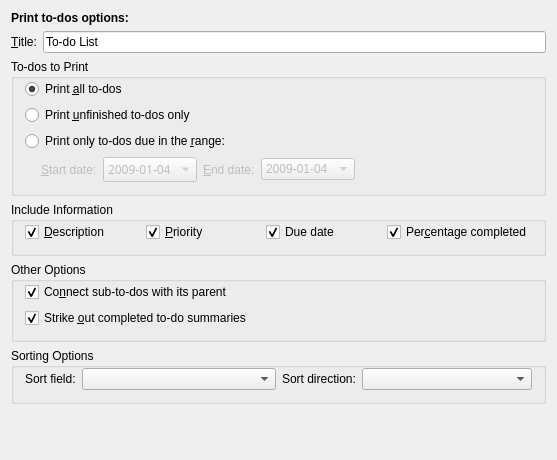
KDE/korganizer, file printing/calprinttodoconfig_base.ui: the form before one commit.
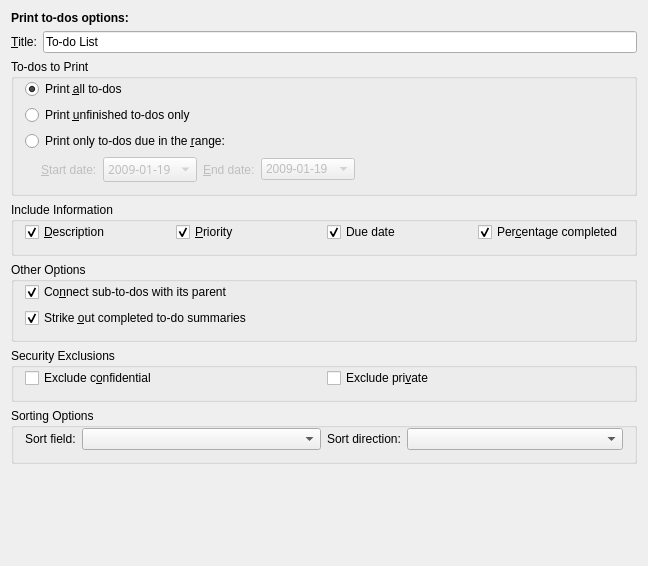
The form after the commit. Custom widgets are drawn as their Qt base class.

Commit message: BUG: 65192 GUI: Configurable ability to exclude Confidential and Private Incidences Day, Week, Month and ToDo prints.

```diff
--- a/printing/calprinttodoconfig_base.ui
+++ b/printing/calprinttodoconfig_base.ui
@@ -7,8 +7,8 @@
    <rect>
     <x>0</x>
     <y>0</y>
-    <width>557</width>
-    <height>460</height>
+    <width>648</width>
+    <height>566</height>
    </rect>
   </property>
   <layout class="QGridLayout" name="gridLayout" >
@@ -149,7 +149,7 @@
           </property>
           <item>
            <property name="text" >
-            <string>2009-01-04</string>
+            <string>2009-01-19</string>
            </property>
           </item>
          </widget>
@@ -186,7 +186,7 @@
           </property>
           <item>
            <property name="text" >
-            <string>2009-01-04</string>
+            <string>2009-01-19</string>
            </property>
           </item>
          </widget>
@@ -307,6 +307,38 @@
     </widget>
    </item>
    <item row="5" column="0" >
+    <widget class="QGroupBox" name="mSecurity" >
+     <property name="title" >
+      <string>Security Exclusions</string>
+     </property>
+     <layout class="QHBoxLayout" name="horizontalLayout_4" >
+      <property name="topMargin" >
+       <number>0</number>
+      </property>
+      <item>
+       <widget class="QCheckBox" name="mExcludeConfidential" >
+        <property name="whatsThis" >
+         <string>Check this option to exclude confidential events.</string>
+        </property>
+        <property name="text" >
+         <string>Exclude c&amp;onfidential</string>
+        </property>
+       </widget>
+      </item>
+      <item>
+       <widget class="QCheckBox" name="mExcludePrivate" >
+        <property name="whatsThis" >
+         <string>Check this option to exclude private events</string>
+        </property>
+        <property name="text" >
+         <string>Exclude pri&amp;vate</string>
+        </property>
+       </widget>
+      </item>
+     </layout>
+    </widget>
+   </item>
+   <item row="6" column="0" >
     <widget class="QGroupBox" name="sortingOptionsBox" >
      <property name="title" >
       <string>Sorting Options</string>
@@ -372,7 +404,7 @@
      </layout>
     </widget>
    </item>
-   <item row="6" column="0" >
+   <item row="7" column="0" >
     <spacer name="verticalSpacer" >
      <property name="orientation" >
       <enum>Qt::Vertical</enum>
```
The commit also changes 6 other files.
